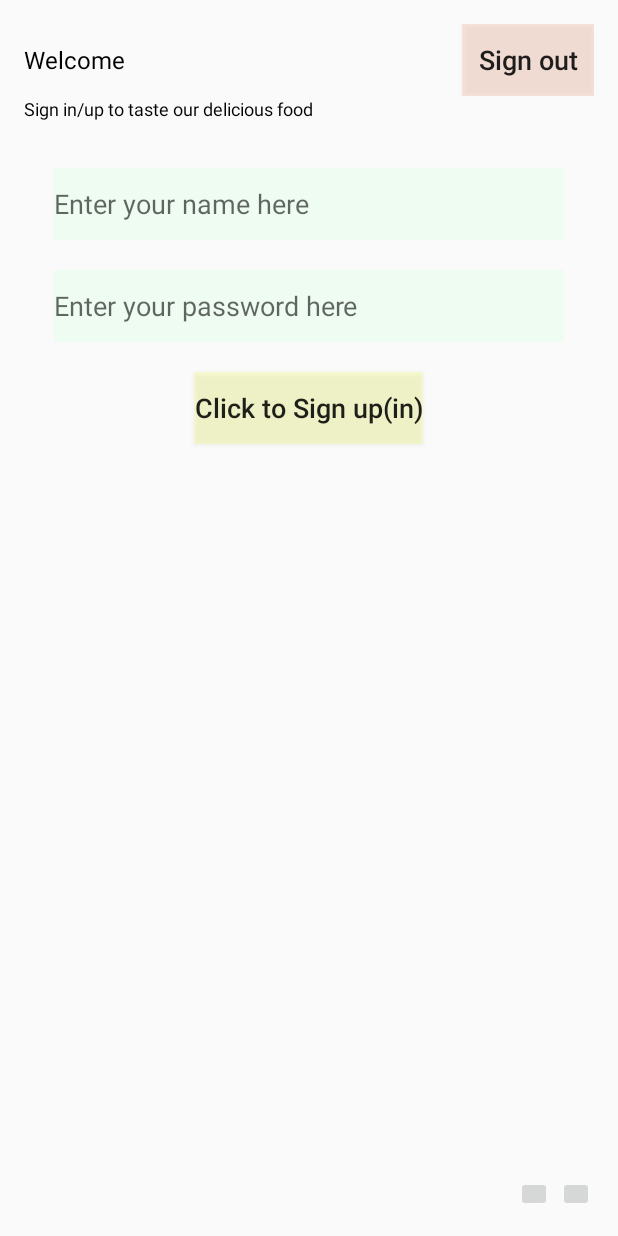
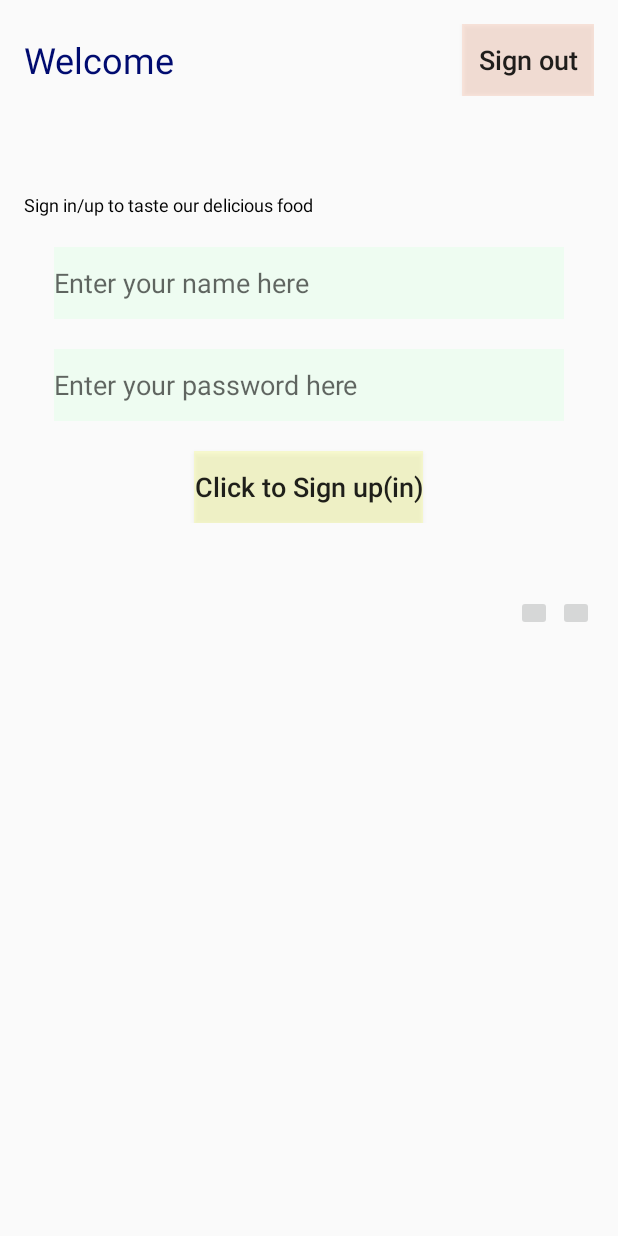
Before and after one commit to jinling86/MyRestaurant, an Android app: the layout fragment_login.xml on its own in the app's theme, with its tools: preview values and no code run, on a phone screen of 412 x 824 dp. Run offline under Robolectric (Android 15) with nearby library versions, the phone set to English and light mode, and no system bars.

Commit message:
Changed the login processing logic; Add scroll screen for fragments.

```diff
--- a/app/src/main/java/ca/uottawa/ljin027/myrestaurant/MainActivity.java
+++ b/app/src/main/java/ca/uottawa/ljin027/myrestaurant/MainActivity.java
@@ -1,7 +1,6 @@
 package ca.uottawa.ljin027.myrestaurant;
 
 import android.content.Context;
-import android.graphics.Rect;
 import android.graphics.drawable.Drawable;
 import android.graphics.drawable.LayerDrawable;
 import android.os.Bundle;
@@ -12,7 +11,6 @@ import android.support.v4.app.Fragment;
 import android.support.v4.app.FragmentTransaction;
 import android.support.v4.app.FragmentPagerAdapter;
 
-import android.util.Log;
 import android.view.Menu;
 import android.view.MenuItem;
 import android.view.View;
@@ -64,6 +62,7 @@ public class MainActivity extends ActionBarActivity {
         background.getDrawable(LOGIN_FRAGMENT).setAlpha(0);
         background.getDrawable(ORDER_FRAGMENT).setAlpha(0);
         background.getDrawable(CONTACT_FRAGMENT).setAlpha(0);
+
         viewPager.setPageTransformer(true, new ViewPager.PageTransformer() {
             @Override
             public void transformPage(View view, float position) {
@@ -75,7 +74,8 @@ public class MainActivity extends ActionBarActivity {
                 } else if(position == 0) {
                     currentDrawable.setAlpha(opaque);
                 } else {
-                    currentDrawable.setAlpha((int)(opaque - Math.abs(position*semi_opaque)));
+                    // The square operation make the effect smooth
+                    currentDrawable.setAlpha((int)(opaque - position*position*semi_opaque));
                 }
             }
         });
--- a/app/src/main/res/layout/fragment_login.xml
+++ b/app/src/main/res/layout/fragment_login.xml
@@ -1,19 +1,20 @@
 <?xml version="1.0" encoding="utf-8"?>
-<LinearLayout xmlns:android="http://schemas.android.com/apk/res/android"
-    android:orientation="vertical"
-    android:layout_width="match_parent"
-    android:layout_height="match_parent"
-    android:paddingLeft="@dimen/activity_horizontal_margin"
-    android:paddingRight="@dimen/activity_horizontal_margin"
-    android:paddingTop="@dimen/activity_vertical_margin"
-    android:paddingBottom="@dimen/activity_vertical_margin"
+
+<ScrollView
+    xmlns:android="http://schemas.android.com/apk/res/android"
     xmlns:tools="http://schemas.android.com/tools"
-    tools:context=".MainActivity$LoginFragment" >
+    tools:context=".MainActivity$LoginFragment"
+    android:layout_width="fill_parent"
+    android:layout_height="match_parent">
 
     <RelativeLayout
-        android:layout_width="match_parent"
-        android:layout_height="match_parent"
-        android:layout_gravity="center_horizontal">
+        android:layout_width="fill_parent"
+        android:layout_height="wrap_content"
+        android:layout_gravity="center_horizontal"
+        android:paddingLeft="@dimen/activity_horizontal_margin"
+        android:paddingRight="@dimen/activity_horizontal_margin"
+        android:paddingTop="@dimen/activity_vertical_margin"
+        android:paddingBottom="@dimen/activity_vertical_margin" >
 
         <LinearLayout
             android:orientation="horizontal"
@@ -25,9 +26,9 @@
                 android:layout_width="wrap_content"
                 android:layout_height="wrap_content"
                 android:gravity="start|center_vertical"
-                android:textColor="#ff000000"
+                android:textColor="@color/login_greeting"
                 android:id="@+id/textView_login_greeting"
-                android:textSize="16sp" />
+                android:textSize="@dimen/login_welcome_text_size" />
 
             <LinearLayout
                 android:orientation="horizontal"
@@ -43,7 +44,7 @@
                     android:id="@+id/button_sign_out"
                     android:singleLine="true"
                     android:textSize="@dimen/login_button_size"
-                    android:background="#50ffbca1"
+                    android:background="@color/logout_button"
                     />
             </LinearLayout>
 
@@ -52,23 +53,25 @@
         <RelativeLayout
             android:layout_width="match_parent"
             android:layout_marginTop="@dimen/login_widget_height"
-            android:layout_height="match_parent">
-
+            android:layout_height="match_parent"
+            android:id="@+id/login_widgets_layout">
 
             <TextView android:text="@string/sign_in_slogan"
+                android:layout_marginTop="@dimen/login_margin_widgets"
                 android:layout_width="match_parent"
                 android:layout_height="wrap_content"
                 android:gravity="start|center_vertical"
-                android:textColor="#ff000000"
-                android:textSize="12sp"
-                android:id="@+id/textView_signin_please"/>
+                android:textColor="@color/black"
+                android:textSize="@dimen/login_slogan_text_size"
+                android:id="@+id/textView_sign_in_please"/>
 
             <RelativeLayout
                 android:layout_width="match_parent"
-                android:layout_marginTop="@dimen/login_widget_height"
+                android:layout_height="match_parent"
                 android:layout_marginLeft="@dimen/login_widget_margin"
                 android:layout_marginRight="@dimen/login_widget_margin"
-                android:layout_height="match_parent">
+                android:layout_below="@id/textView_sign_in_please"
+                android:layout_marginTop="@dimen/login_widget_margin">
 
                 <EditText
                     android:layout_width="match_parent"
@@ -77,7 +80,7 @@
                     android:hint="@string/username_hint"
                     android:ems="10"
                     android:id="@+id/editText_login_username"
-                    android:background="#50d1ffdb" />
+                    android:background="@color/login_edit" />
 
                 <EditText
                     android:layout_width="match_parent"
@@ -86,9 +89,9 @@
                     android:hint="@string/password_hint"
                     android:ems="10"
                     android:id="@+id/editText_login_password"
-                    android:layout_below="@+id/editText_login_username"
+                    android:layout_below="@id/editText_login_username"
                     android:layout_marginTop="@dimen/login_widget_margin"
-                    android:background="#50d1ffdb" />
+                    android:background="@color/login_edit" />
 
                 <Button
                     android:layout_width="wrap_content"
@@ -98,9 +101,9 @@
                     android:id="@+id/button_sign_in"
                     android:singleLine="true"
                     android:textSize="@dimen/login_button_size"
-                    android:layout_below="@+id/editText_login_password"
+                    android:layout_below="@id/editText_login_password"
                     android:layout_marginTop="@dimen/login_widget_margin"
-                    android:background="#50f7ff78"
+                    android:background="@color/login_button"
                     android:layout_centerHorizontal="true" />
 
             </RelativeLayout>
@@ -108,27 +111,26 @@
         </RelativeLayout>
 
         <LinearLayout
-
             android:orientation="horizontal"
             android:layout_width="wrap_content"
             android:layout_height="wrap_content"
-            android:layout_alignParentBottom="true"
             android:layout_alignParentRight="true"
-            android:layout_alignParentEnd="true">
+            android:layout_below="@id/login_widgets_layout"
+            android:layout_marginTop="@dimen/login_widget_height" >
 
             <ImageButton
-                android:layout_width="24dp"
-                android:layout_height="24dp"
+                android:layout_width="@dimen/social_media_icon_weight"
+                android:layout_height="@dimen/social_media_icon_weight"
                 android:id="@+id/imageButton_login_facebook"/>
 
             <ImageButton
-                android:layout_width="24dp"
-                android:layout_height="24dp"
+                android:layout_width="@dimen/social_media_icon_weight"
+                android:layout_height="@dimen/social_media_icon_weight"
                 android:id="@+id/imageButton_login_twitter"
-                android:layout_marginLeft="4dp" />
+                android:layout_marginLeft="@dimen/social_media_icon_margin" />
 
         </LinearLayout>
 
     </RelativeLayout>
 
-</LinearLayout>
+</ScrollView>
--- a/app/src/main/res/values/colors.xml
+++ b/app/src/main/res/values/colors.xml
@@ -1,15 +1,8 @@
 <?xml version="1.0" encoding="utf-8"?>
 <resources>
-
-    <item name="blue" type="color">#FF33B5E5</item>
-    <item name="purple" type="color">#FFAA66CC</item>
-    <item name="green" type="color">#FF99CC00</item>
-    <item name="orange" type="color">#FFFFBB33</item>
-    <item name="red" type="color">#FFFF4444</item>
-    <item name="darkblue" type="color">#FF0099CC</item>
-    <item name="darkpurple" type="color">#FF9933CC</item>
-    <item name="darkgreen" type="color">#FF669900</item>
-    <item name="darkorange" type="color">#FFFF8800</item>
-    <item name="darkred" type="color">#FFCC0000</item>
-
+    <item name="black" type="color">#ff000000</item>
+    <item name="login_button" type="color">#50f7ff78</item>
+    <item name="logout_button" type="color">#50ffbca1</item>
+    <item name="login_greeting" type="color">#ff000b70</item>
+    <item name="login_edit" type="color">#50d1ffdb</item>
 </resources>
--- a/app/src/main/res/values/dimens.xml
+++ b/app/src/main/res/values/dimens.xml
@@ -6,9 +6,14 @@
     <dimen name="login_widget_margin">20dp</dimen>
     <dimen name="login_widget_height">48dp</dimen>
     <dimen name="login_button_size">18sp</dimen>
+    <dimen name="login_welcome_text_size">24sp</dimen>
+    <dimen name="login_margin_widgets">64dp</dimen>
 
     <dimen name="contact_button_height">192dp</dimen>
     <dimen name="contact_button_margin">16dp</dimen>
     <dimen name="contact_image_dimen">176dp</dimen>
+    <dimen name="social_media_icon_weight">24dp</dimen>
+    <dimen name="social_media_icon_margin">4dp</dimen>
+    <dimen name="login_slogan_text_size">12sp</dimen>
 
 </resources>
```
Also changed, not shown: app/src/main/java/ca/uottawa/ljin027/myrestaurant/LoginFragment.java (+37 -5 lines), app/src/main/res/layout/fragment_contact.xml (+11 -4 lines), app/src/main/res/layout/fragment_order.xml (+15 -4 lines).
